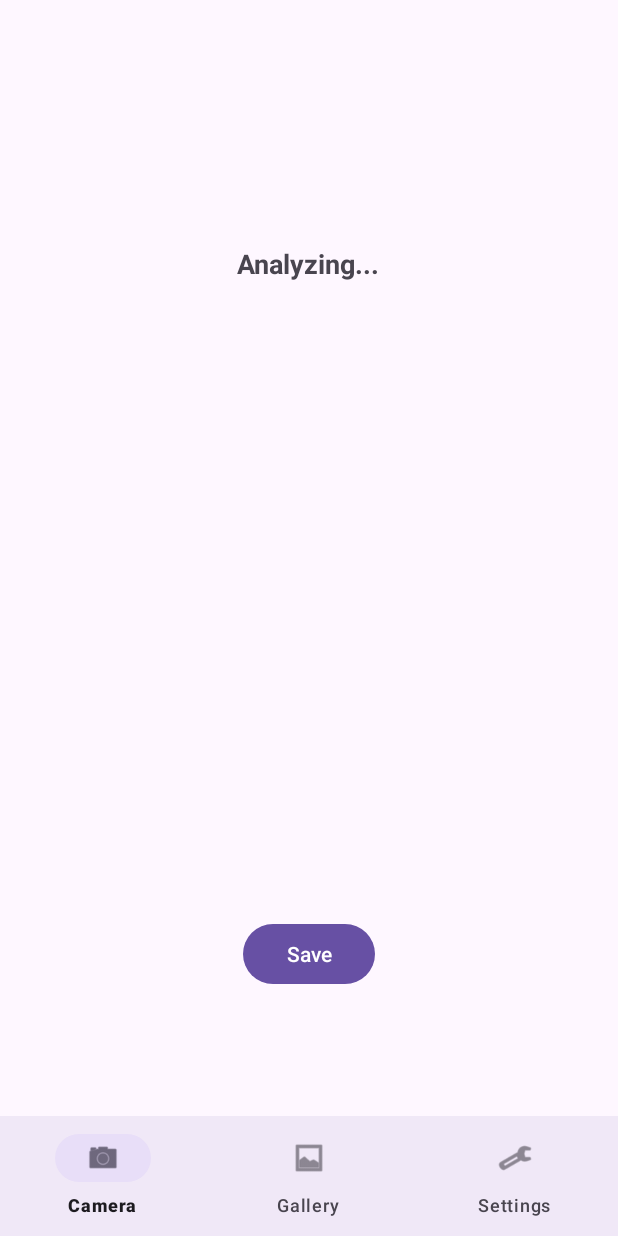
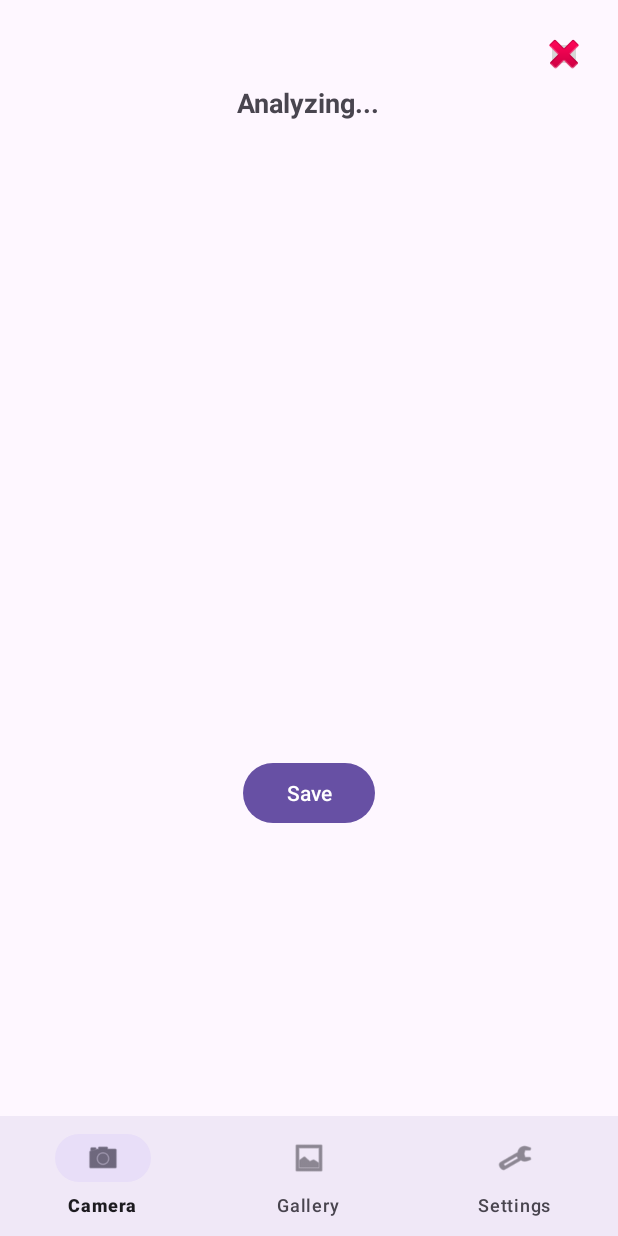
Before and after one commit to SunHorizon/WildlifeTracker, an Android app: the fragment ImagePreviewFragment placed in its activity, on a phone screen of 412 x 824 dp. Run offline under Robolectric (Android 15) with nearby library versions, the phone set to English and light mode, and no system bars; our stand-ins replace Room's generated code; libraries missing offline, so code that uses them is left out: com.google.mlkit.vision.

Commit message:
added image delete and back buttons

```diff
--- a/app/src/main/java/com/example/wildlifetracker/Database/ImageDao.java
+++ b/app/src/main/java/com/example/wildlifetracker/Database/ImageDao.java
@@ -2,6 +2,7 @@ package com.example.wildlifetracker.Database;
 
 
 import androidx.room.Dao;
+import androidx.room.Delete;
 import androidx.room.Insert;
 import androidx.room.Query;
 
@@ -13,6 +14,9 @@ public interface ImageDao {
     @Insert
     void insertImage(ImageEntity image);
 
+    @Delete
+    void deleteImage(ImageEntity image);
+
     @Query("SELECT * FROM images ORDER BY id DESC")
     List<ImageEntity> getAllImages();
 }
--- a/app/src/main/java/com/example/wildlifetracker/Database/imageRepository.java
+++ b/app/src/main/java/com/example/wildlifetracker/Database/imageRepository.java
@@ -20,6 +20,10 @@ public class imageRepository {
         executor.execute(() -> imageDao.insertImage(image));
     }
 
+    public void deleteImage(ImageEntity image){
+        executor.execute(() -> imageDao.deleteImage(image));
+    }
+
     public List<ImageEntity> getAllImages(){
         return imageDao.getAllImages();
     }
--- a/app/src/main/java/com/example/wildlifetracker/ui/ImagePreviewFragment.java
+++ b/app/src/main/java/com/example/wildlifetracker/ui/ImagePreviewFragment.java
@@ -7,6 +7,7 @@ import android.view.LayoutInflater;
 import android.view.View;
 import android.view.ViewGroup;
 import android.widget.Button;
+import android.widget.ImageButton;
 import android.widget.ImageView;
 import android.widget.TextView;
 import android.widget.Toast;
@@ -33,6 +34,8 @@ public class ImagePreviewFragment  extends Fragment {
     private TextView speciesLabelText;
     private String speciesLabel = "";
 
+    private ImageButton backButton;
+
     private imageRepository respository;
 
     public ImagePreviewFragment(){}
@@ -49,6 +52,7 @@ public class ImagePreviewFragment  extends Fragment {
         imageView = view.findViewById(R.id.image_preview_view);
         btnSaveImage  = view.findViewById(R.id.btnSaveImage);
         speciesLabelText = view.findViewById(R.id.speciesLabelText);
+        backButton = view.findViewById(R.id.back_button);
         respository = new imageRepository(requireContext());
 
 
@@ -66,6 +70,10 @@ public class ImagePreviewFragment  extends Fragment {
             if(!speciesLabel.isEmpty()){
                 saveImageData(imageUri, speciesLabel);
             }
+        });
+
+        backButton.setOnClickListener(v -> {
+            requireActivity().getSupportFragmentManager().popBackStack();
         });
     }
 
@@ -97,6 +105,11 @@ public class ImagePreviewFragment  extends Fragment {
         if(uri != null){
             respository.insertImage(new ImageEntity(uri.toString(), label));
             Toast.makeText(getContext(), "Image saved to database!", Toast.LENGTH_SHORT).show();
+            // Navigate back
+            requireActivity().getSupportFragmentManager()
+                    .beginTransaction()
+                    .replace(R.id.nav_host_fragment, new CameraUploadChoiceFragment())
+                    .commit();
         }else{
             Toast.makeText(requireContext(), "Failed to save image: " , Toast.LENGTH_SHORT).show();
         }
--- a/app/src/main/res/layout/fragment_image_preview.xml
+++ b/app/src/main/res/layout/fragment_image_preview.xml
@@ -2,16 +2,25 @@
 <LinearLayout
     xmlns:android="http://schemas.android.com/apk/res/android"
     android:orientation="vertical"
-    android:gravity="center"
+    android:gravity="start"
     android:padding="16dp"
     android:layout_width="match_parent"
     android:layout_height="match_parent">
+
+    <ImageButton
+        android:id="@+id/back_button"
+        android:layout_width="24dp"
+        android:layout_height="24dp"
+        android:layout_gravity="end"
+        android:layout_margin="8dp"
+        android:src="@android:drawable/ic_delete" />
 
     <!-- Species label at top -->
     <TextView
         android:id="@+id/speciesLabelText"
         android:layout_width="wrap_content"
         android:layout_height="wrap_content"
+        android:layout_gravity="center"
         android:text="@string/analyzing"
         android:textSize="18sp"
         android:textStyle="bold"
@@ -22,9 +31,11 @@
         android:layout_width="match_parent"
         android:layout_height="400dp"
         android:scaleType="fitCenter"
+        android:layout_gravity="center"
         />
 
     <Button
+        android:layout_gravity="center"
         android:id="@+id/btnSaveImage"
         android:layout_width="wrap_content"
         android:layout_height="wrap_content"
--- a/app/src/main/res/values/strings.xml
+++ b/app/src/main/res/values/strings.xml
@@ -11,4 +11,5 @@
     <string name="analyzing">Analyzing...</string>
     <string name="save">Save</string>
     <string name="species">Species</string>
+    <string name="delete">Delete</string>
 </resources>
```
Also changed, not shown: app/src/main/java/com/example/wildlifetracker/ui/GalleryFragment.java (+7 -1 lines), app/src/main/java/com/example/wildlifetracker/ui/ImageAdapter.java (+11 -1 lines), app/src/main/res/layout/image_item.xml (+12 -1 lines).
